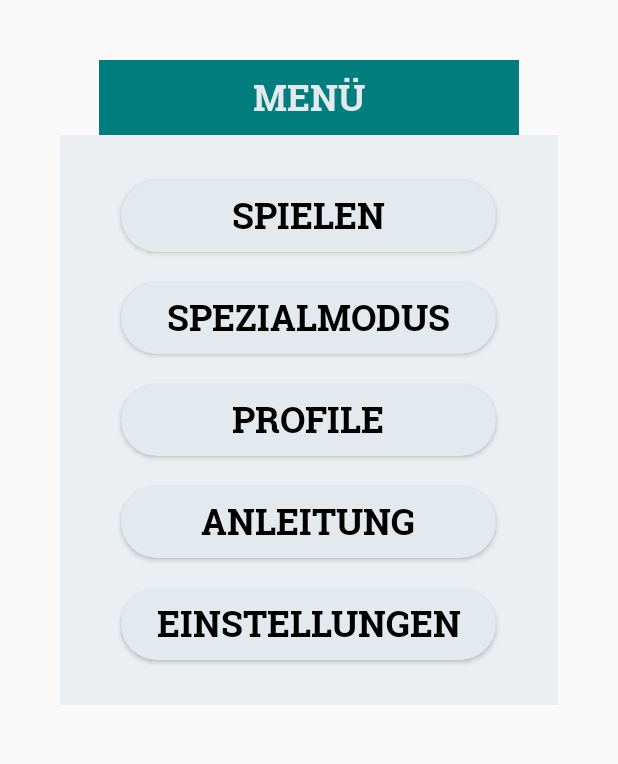
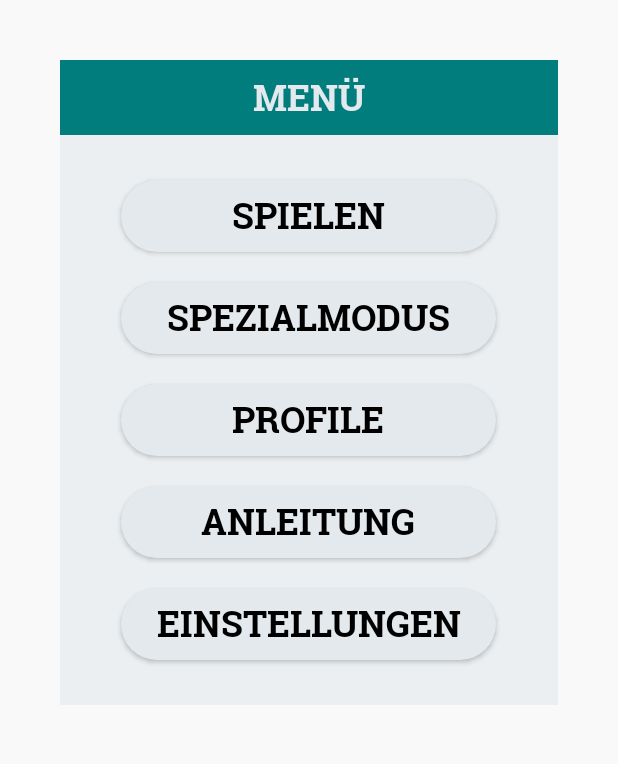
Before and after one commit to Hyphiin/thmProject_Android-Kotlin_Cardgame, an Android app: the screen it shows after launch (MainActivity), on a phone screen of 412 x 824 dp, the part 152-916 px from its top. Run offline under Robolectric (Android 15) with nearby library versions, the phone set to English and light mode, and no system bars.

Commit message:
Layout gefixed

```diff
--- a/app/src/main/res/layout/activity_main.xml
+++ b/app/src/main/res/layout/activity_main.xml
@@ -24,11 +24,22 @@
         android:layout_width="match_parent"
         android:layout_height="40dp" />
 
+    <LinearLayout
+        android:layout_width="match_parent"
+        android:layout_height="wrap_content"
+        android:orientation="horizontal">
+
+        <Space
+            android:layout_width="80dp"
+            android:layout_height="wrap_content"
+            android:layout_weight="1" />
+
         <TextView
             android:id="@+id/menu_text"
-        android:layout_width="280dp"
+            android:layout_width="match_parent"
             android:layout_height="50dp"
             android:layout_gravity="center"
+            android:layout_weight="2"
             android:background="@color/backgroundColor2"
             android:fontFamily="@font/roboto_slab_bold"
             android:foregroundGravity="center"
@@ -38,6 +49,13 @@
             android:textColor="#E4E9ED"
             android:textSize="24sp"
             android:textStyle="bold" />
+
+        <Space
+            android:layout_width="80dp"
+            android:layout_height="wrap_content"
+            android:layout_weight="1" />
+
+    </LinearLayout>
 
     <LinearLayout
         android:layout_width="match_parent"
```
Also changed, not shown: app/src/main/res/layout/activity_manual.xml (+19 -1 lines), app/src/main/res/layout/activity_profile.xml (+19 -1 lines), app/src/main/res/layout/activity_settings.xml (+19 -1 lines), app/src/main/res/layout/activity_spielerauswahl.xml (+19 -1 lines), app/src/main/res/layout/profile_acivity_new.xml (+19 -1 lines). Lines whose indentation alone changed are shown as unchanged.
